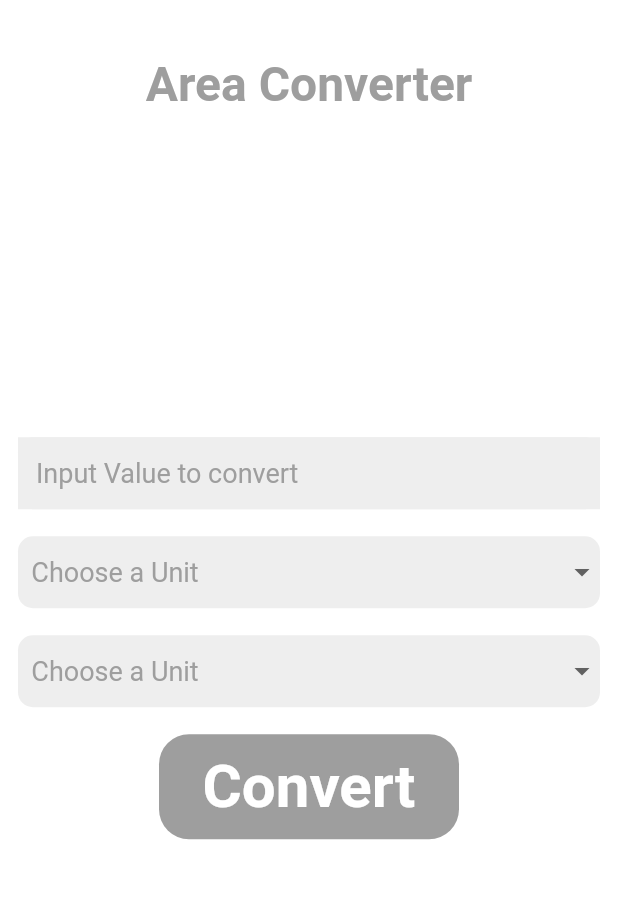
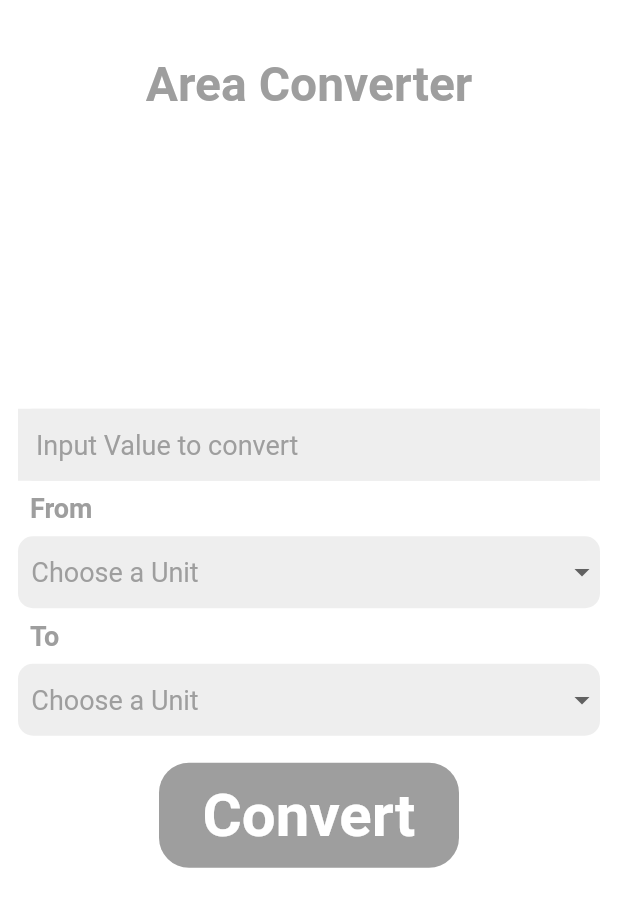
Before and after one commit to Salagoza/converter-app, a Flutter app: the AreaPage screen opened directly, on a phone screen of 412 x 824 dp. Shown: the top 907 px of the screen. Run offline on Flutter 3.47's test engine with Material 2 defaults, Android fonts, the phone set to English and light mode, and no system bars.

Commit message:
More thing added
- Added "From" , "To" label to differentiate the dropdowns when user selecting

```diff
--- a/lib/screen/area_page.dart
+++ b/lib/screen/area_page.dart
@@ -105,8 +105,14 @@ class _AreaPageState extends State<AreaPage> {
                             keyboardType: TextInputType.number,
                           ),
                         ),
-                        const SizedBox(
-                          height: 18.0,
+                        const Align(
+                          alignment: Alignment.centerLeft,
+                          child: Padding(
+                            padding: EdgeInsets.all(8.0),
+                            child: SizedBox(
+                                child: Text("From", style: TextStyle(color: Colors.grey, fontSize: 18, fontWeight: FontWeight.bold),)
+                            ),
+                          ),
                         ),
                         Container(
                           decoration: BoxDecoration(
@@ -135,8 +141,14 @@ class _AreaPageState extends State<AreaPage> {
                             ),
                           ),
                         ),
-                        const SizedBox(
-                          height: 18.0,
+                        const Align(
+                          alignment: Alignment.centerLeft,
+                          child: Padding(
+                            padding: EdgeInsets.all(8.0),
+                            child: SizedBox(
+                              child: Text("To", style: TextStyle(color: Colors.grey, fontSize: 18, fontWeight: FontWeight.bold,),)
+                            ),
+                          ),
                         ),
                         Container(
                           decoration: BoxDecoration(
@@ -166,7 +178,7 @@ class _AreaPageState extends State<AreaPage> {
                           ),
                         ),
                         const SizedBox(
-                          height: 18.0,
+                          height: 18.0
                         ),
                         RawMaterialButton(
                             onPressed: () {
```
